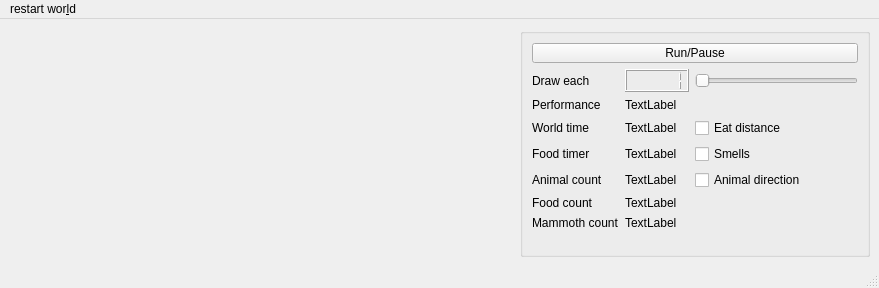
This is animals/main_window.ui in zshimanchik/animals as Qt 5 draws it before an edit. The edited form follows.
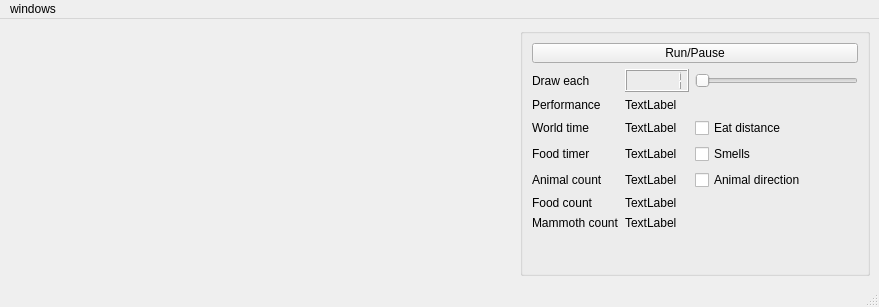
This is the edited form.

Commit message: constants window

What changed in the file:
```diff
--- a/animals/main_window.ui
+++ b/animals/main_window.ui
@@ -7,7 +7,7 @@
     <x>0</x>
     <y>0</y>
     <width>879</width>
-    <height>288</height>
+    <height>307</height>
    </rect>
   </property>
   <property name="windowTitle">
@@ -211,12 +211,12 @@
      <x>0</x>
      <y>0</y>
      <width>879</width>
-     <height>30</height>
+     <height>28</height>
     </rect>
    </property>
    <widget class="QMenu" name="menuRestart_world">
     <property name="title">
-     <string>restart wor&amp;ld</string>
+     <string>windows</string>
     </property>
    </widget>
    <addaction name="menuRestart_world"/>
```
Left out of the diff: 6 changed lines with no effect on the pictures. The commit also changes 5 other files.
